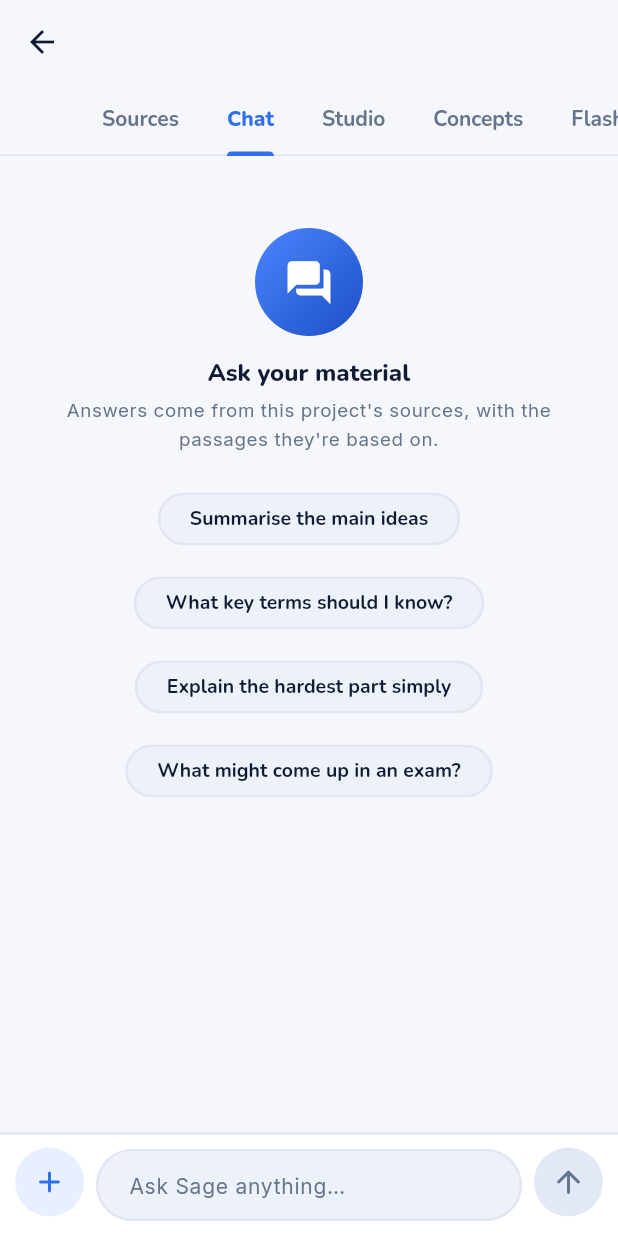
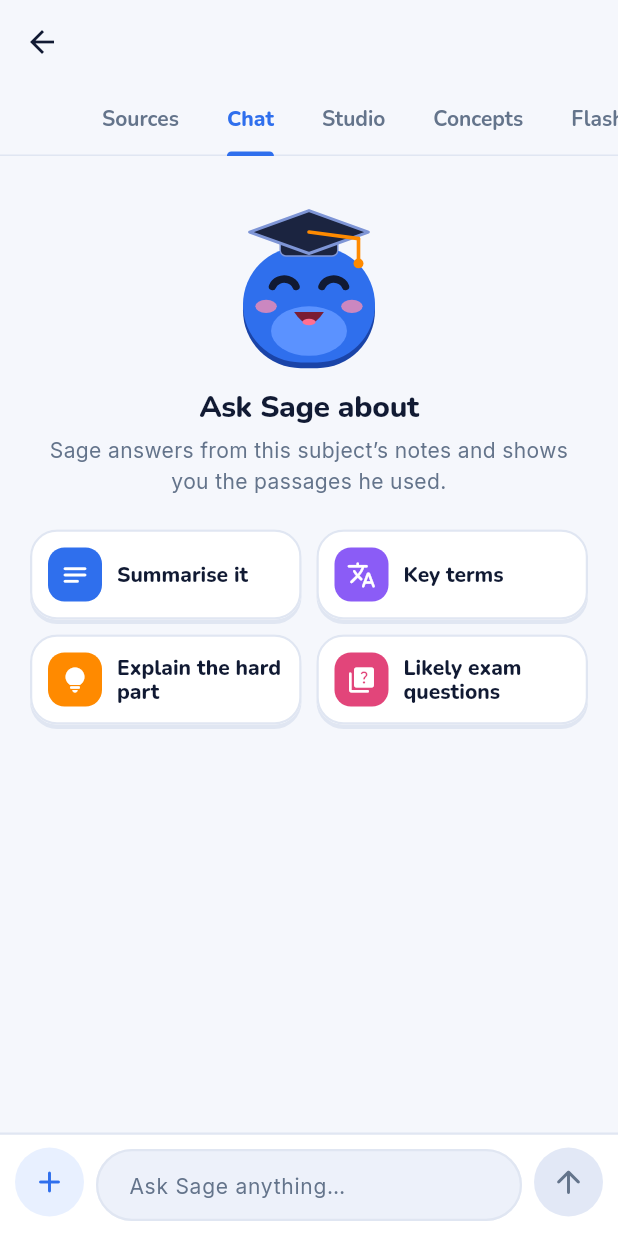
Before and after one commit to kuhanimkuu/study_app, a Flutter app: the ProjectWorkspaceScreen screen opened directly with empty values, tab 2 chosen, on a phone screen of 412 x 824 dp. Run offline on Flutter 3.47's test engine with Material 3 defaults, Android fonts, the phone set to English and light mode, and no system bars; our stand-ins replace file_picker, fl_chart, flutter_secure_storage, google_sign_in, image_picker, open_filex and 3 more; missing offline and left inert: cryptography, flutter_math_fork; accounts and stored records are empty; network calls fail.

Commit message:
Release 1.0.2: Sage app icon, 'Study OS' app name, Sage in subject chats
- Launcher icon: Sage on the app's light blue - adaptive icon (Android 8+)
  with Sage inside the safe zone, plus legacy square and round icons at
  every density, rendered from website/public/sage.svg
- App name under the icon is 'Study OS' (was 'study_os_frontend')
- Subject chat welcome: Sage greets you by the subject's name, with the
  same colourful starter cards as the main chat (now a shared widget)

Co-Authored-By: Claude Opus 5.5 <noreply@anthropic.com>

```diff
--- a/frontend/lib/features/chat/presentation/screens/chat_screen.dart
+++ b/frontend/lib/features/chat/presentation/screens/chat_screen.dart
@@ -21,6 +21,7 @@ import '../widgets/chat_sessions_drawer.dart';
 import '../widgets/message_bubble.dart';
 import '../widgets/pending_pdf_chip.dart';
 import '../widgets/server_settings_dialog.dart';
+import '../widgets/starter_card.dart';
 import '../widgets/web_url_dialog.dart';
 import '../widgets/working_indicator.dart';
 
@@ -512,21 +513,11 @@ class _ChatScreenState extends State<ChatScreen> {
               textAlign: TextAlign.center,
             ),
             const SizedBox(height: 22),
-            LayoutBuilder(
-              builder: (context, constraints) {
-                final width = (constraints.maxWidth - 10) / 2;
-                return Wrap(
-                  spacing: 10,
-                  runSpacing: 10,
-                  children: [
-                    for (final p in _suggestedPrompts)
-                      SizedBox(
-                        width: width,
-                        child: _StarterCard(label: p.label, icon: p.icon, color: p.color, onTap: () => _fillPrompt(p.prompt)),
-                      ),
-                  ],
-                );
-              },
+            StarterCardGrid(
+              children: [
+                for (final p in _suggestedPrompts)
+                  StarterCard(label: p.label, icon: p.icon, color: p.color, onTap: () => _fillPrompt(p.prompt)),
+              ],
             ),
           ],
         ),
@@ -643,48 +634,3 @@ class _ChatScreenState extends State<ChatScreen> {
     );
   }
 }
-
-/// One of the four colourful "try asking…" cards on an empty chat.
-class _StarterCard extends StatelessWidget {
-  const _StarterCard({required this.label, required this.icon, required this.color, required this.onTap});
-
-  final String label;
-  final IconData icon;
-  final Color color;
-  final VoidCallback onTap;
-
-  @override
-  Widget build(BuildContext context) {
-    final theme = Theme.of(context);
-    final radius = BorderRadius.circular(18);
-    return DecoratedBox(
-      decoration: BoxDecoration(
-        borderRadius: radius,
-        boxShadow: [BoxShadow(color: theme.colorScheme.outline, offset: const Offset(0, 3))],
-      ),
-      child: Material(
-        color: theme.colorScheme.surface,
-        shape: RoundedRectangleBorder(borderRadius: radius, side: BorderSide(color: theme.colorScheme.outline, width: 1.5)),
-        child: InkWell(
-          borderRadius: radius,
-          onTap: onTap,
-          child: Padding(
-            padding: const EdgeInsets.all(12),
-            child: Row(
-              children: [
-                Container(
-                  width: 36,
-                  height: 36,
-                  decoration: BoxDecoration(color: color, borderRadius: BorderRadius.circular(11)),
-                  child: Icon(icon, color: Colors.white, size: 20),
-                ),
-                const SizedBox(width: 10),
-                Expanded(child: Text(label, style: theme.textTheme.titleSmall)),
-              ],
-            ),
-          ),
-        ),
-      ),
-    );
-  }
-}
--- /dev/null
+++ b/frontend/lib/features/chat/presentation/widgets/starter_card.dart
@@ -0,0 +1,70 @@
+import 'package:flutter/material.dart';
+
+/// One of the colourful "try asking…" cards on an empty chat — the main
+/// chat and each subject's chat (design v3).
+class StarterCard extends StatelessWidget {
+  const StarterCard({super.key, required this.label, required this.icon, required this.color, required this.onTap});
+
+  final String label;
+  final IconData icon;
+  final Color color;
+
+  /// Null disables the card (e.g. while Sage is already answering).
+  final VoidCallback? onTap;
+
+  @override
+  Widget build(BuildContext context) {
+    final theme = Theme.of(context);
+    final radius = BorderRadius.circular(18);
+    return DecoratedBox(
+      decoration: BoxDecoration(
+        borderRadius: radius,
+        boxShadow: [BoxShadow(color: theme.colorScheme.outline, offset: const Offset(0, 3))],
+      ),
+      child: Material(
+        color: theme.colorScheme.surface,
+        shape: RoundedRectangleBorder(borderRadius: radius, side: BorderSide(color: theme.colorScheme.outline, width: 1.5)),
+        child: InkWell(
+          borderRadius: radius,
+          onTap: onTap,
+          child: Padding(
+            padding: const EdgeInsets.all(12),
+            child: Row(
+              children: [
+                Container(
+                  width: 36,
+                  height: 36,
+                  decoration: BoxDecoration(color: color, borderRadius: BorderRadius.circular(11)),
+                  child: Icon(icon, color: Colors.white, size: 20),
+                ),
+                const SizedBox(width: 10),
+                Expanded(child: Text(label, style: theme.textTheme.titleSmall)),
+              ],
+            ),
+          ),
+        ),
+      ),
+    );
+  }
+}
+
+/// Lays starter cards out two to a row.
+class StarterCardGrid extends StatelessWidget {
+  const StarterCardGrid({super.key, required this.children});
+
+  final List<Widget> children;
+
+  @override
+  Widget build(BuildContext context) {
+    return LayoutBuilder(
+      builder: (context, constraints) {
+        final width = (constraints.maxWidth - 10) / 2;
+        return Wrap(
+          spacing: 10,
+          runSpacing: 10,
+          children: [for (final c in children) SizedBox(width: width, child: c)],
+        );
+      },
+    );
+  }
+}
--- a/frontend/lib/features/projects/presentation/screens/project_workspace_screen.dart
+++ b/frontend/lib/features/projects/presentation/screens/project_workspace_screen.dart
@@ -9,9 +9,12 @@ import '../../../../core/api/api_client.dart';
 import '../../../../core/storage/local_db.dart';
 import '../../../../core/widgets/empty_state.dart';
 import '../../../../core/widgets/list_item_card.dart';
+import '../../../../core/widgets/project_accent.dart';
+import '../../../../core/widgets/sage_mascot.dart';
 import '../../../chat/models/chat_message.dart';
 import '../../../chat/presentation/widgets/chat_input_bar.dart';
 import '../../../chat/presentation/widgets/message_bubble.dart';
+import '../../../chat/presentation/widgets/starter_card.dart';
 import '../../../chat/presentation/widgets/working_indicator.dart';
 import '../../../knowledge/notes/presentation/screens/notes_list_screen.dart';
 import '../../../knowledge/search/presentation/screens/knowledge_search_screen.dart';
@@ -539,10 +542,10 @@ class _ProjectWorkspaceScreenState extends State<ProjectWorkspaceScreen> {
   }
 
   static const _projectChatSuggestions = [
-    'Summarise the main ideas',
-    'What key terms should I know?',
-    'Explain the hardest part simply',
-    'What might come up in an exam?',
+    (question: 'Summarise the main ideas', label: 'Summarise it', icon: Icons.notes_rounded, color: StudyOsColors.primary),
+    (question: 'What key terms should I know?', label: 'Key terms', icon: Icons.translate_rounded, color: StudyOsColors.xp),
+    (question: 'Explain the hardest part simply', label: 'Explain the hard part', icon: Icons.lightbulb_rounded, color: StudyOsColors.streak),
+    (question: 'What might come up in an exam?', label: 'Likely exam questions', icon: Icons.quiz_rounded, color: Color(0xFFE2457A)),
   ];
 
   void _askSuggestion(String question) {
@@ -550,35 +553,39 @@ class _ProjectWorkspaceScreenState extends State<ProjectWorkspaceScreen> {
     _sendQuery();
   }
 
+  /// Design v3: Sage greets you here too, by the subject's name, with
+  /// colourful starter cards — the same look as the main chat.
   Widget _buildChatWelcome(BuildContext context) {
     final theme = Theme.of(context);
     return ListView(
-      padding: const EdgeInsets.fromLTRB(24, 48, 24, 24),
+      padding: const EdgeInsets.fromLTRB(20, 32, 20, 24),
       children: [
-        Center(
-          child: Container(
-            width: 72,
-            height: 72,
-            decoration: const BoxDecoration(gradient: StudyOsColors.brandGradient, shape: BoxShape.circle),
-            child: const Icon(Icons.forum_rounded, color: Colors.white, size: 34),
-          ),
+        const Center(child: SageMascot(size: 110, mood: SageMood.cheer)),
+        const SizedBox(height: 14),
+        Text.rich(
+          TextSpan(children: [
+            const TextSpan(text: 'Ask Sage about '),
+            TextSpan(text: widget.displayName, style: TextStyle(color: projectAccentColor(widget.displayName))),
+          ]),
+          textAlign: TextAlign.center,
+          style: theme.textTheme.headlineSmall,
         ),
-        const SizedBox(height: 16),
-        Text('Ask your material', textAlign: TextAlign.center, style: theme.textTheme.titleMedium),
         const SizedBox(height: 6),
         Text(
-          'Answers come from this project\'s sources, with the passages they\'re based on.',
+          'Sage answers from this subject’s notes and shows you the passages he used.',
           textAlign: TextAlign.center,
-          style: theme.textTheme.bodySmall?.copyWith(color: theme.colorScheme.onSurfaceVariant),
+          style: theme.textTheme.bodyMedium?.copyWith(color: theme.colorScheme.onSurfaceVariant),
         ),
-        const SizedBox(height: 20),
-        Wrap(
-          alignment: WrapAlignment.center,
-          spacing: 8,
-          runSpacing: 8,
+        const SizedBox(height: 22),
+        StarterCardGrid(
           children: [
-            for (final q in _projectChatSuggestions)
-              ActionChip(label: Text(q), onPressed: _isAsking ? null : () => _askSuggestion(q)),
+            for (final s in _projectChatSuggestions)
+              StarterCard(
+                label: s.label,
+                icon: s.icon,
+                color: s.color,
+                onTap: _isAsking ? null : () => _askSuggestion(s.question),
+              ),
           ],
         ),
       ],
--- a/frontend/pubspec.yaml
+++ b/frontend/pubspec.yaml
@@ -16,7 +16,7 @@ publish_to: 'none' # Remove this line if you wish to publish to pub.dev
 # https://developer.apple.com/library/archive/documentation/General/Reference/InfoPlistKeyReference/Articles/CoreFoundationKeys.html
 # In Windows, build-name is used as the major, minor, and patch parts
 # of the product and file versions while build-number is used as the build suffix.
-version: 1.0.1+2
+version: 1.0.2+3
 
 environment:
   sdk: ^3.9.2
```
Also changed, not shown: 20 other files.
